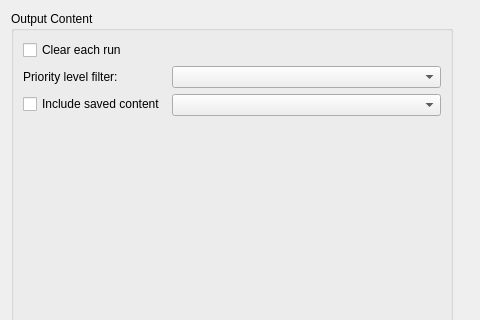
Above: Resources/ui_files/settings/output_settings_widget.ui from myanonapps/DownloaderForReddit before the change; both pictures show x 0 to 480 and y 0 to 320 of the 906 by 709 pixel window. Below: the same form after it.
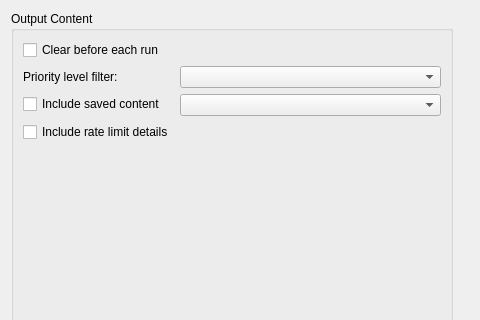
That is the form after the change.

What changed in the file:
```diff
--- a/Resources/ui_files/settings/output_settings_widget.ui
+++ b/Resources/ui_files/settings/output_settings_widget.ui
@@ -41,7 +41,7 @@
         <item row="0" column="0">
          <widget class="QCheckBox" name="clear_on_run_checkbox">
           <property name="text">
-           <string>Clear each run</string>
+           <string>Clear before each run</string>
           </property>
          </widget>
         </item>
@@ -55,6 +55,13 @@
         <item row="2" column="1">
          <widget class="QComboBox" name="output_saved_content_combo"/>
         </item>
+        <item row="3" column="0">
+         <widget class="QCheckBox" name="include_ratelimit_details_checkbox">
+          <property name="text">
+           <string>Include rate limit details</string>
+          </property>
+         </widget>
+        </item>
        </layout>
       </widget>
      </item>
```
